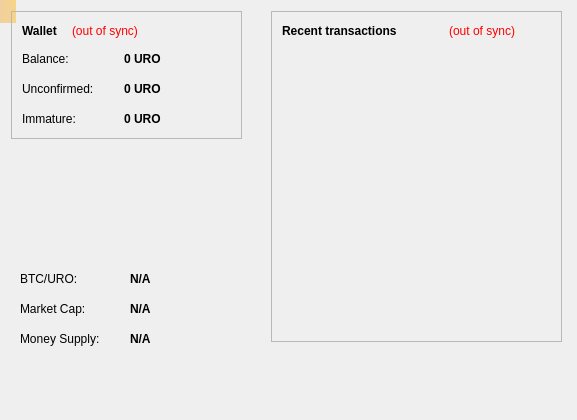
First picture: the form in src/qt/forms/overviewpage.ui, repository urocoin/uro, before the edit.
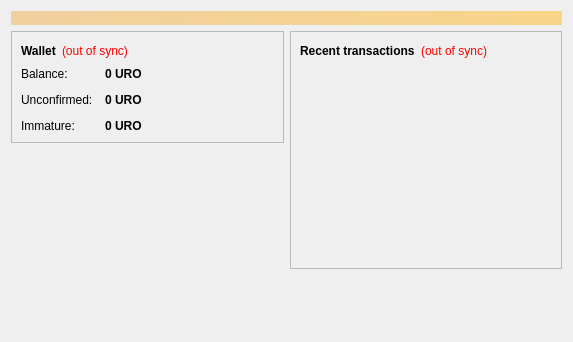
Second picture: the form after the edit. Icons and pictures are not drawn.

What changed in the file:
```diff
--- a/src/qt/forms/overviewpage.ui
+++ b/src/qt/forms/overviewpage.ui
@@ -6,22 +6,16 @@
    <rect>
     <x>0</x>
     <y>0</y>
-    <width>577</width>
-    <height>420</height>
+    <width>573</width>
+    <height>342</height>
    </rect>
   </property>
   <property name="windowTitle">
    <string>Form</string>
   </property>
+  <layout class="QVBoxLayout" name="topLayout">
+   <item>
   <widget class="QLabel" name="labelAlerts">
-   <property name="geometry">
-    <rect>
-     <x>0</x>
-     <y>0</y>
-     <width>16</width>
-     <height>23</height>
-    </rect>
-   </property>
    <property name="visible">
     <bool>false</bool>
    </property>
@@ -35,145 +29,24 @@
     <number>3</number>
    </property>
   </widget>
-  <widget class="QLabel" name="label_2">
-   <property name="geometry">
-    <rect>
-     <x>60</x>
-     <y>140</y>
-     <width>121</width>
-     <height>121</height>
-    </rect>
-   </property>
-   <property name="text">
-    <string/>
-   </property>
-   <property name="pixmap">
-    <pixmap resource="../bitcoin.qrc">:/images/about</pixmap>
-   </property>
-   <property name="scaledContents">
-    <bool>true</bool>
-   </property>
-  </widget>
-  <widget class="QLabel" name="btcUro">
-   <property name="geometry">
-    <rect>
-     <x>130</x>
-     <y>270</y>
-     <width>121</width>
-     <height>18</height>
-    </rect>
-   </property>
-   <property name="font">
-    <font>
-     <weight>75</weight>
-     <bold>true</bold>
-    </font>
-   </property>
-   <property name="text">
-    <string>N/A</string>
-   </property>
-  </widget>
-  <widget class="QLabel" name="marketCap">
-   <property name="geometry">
-    <rect>
-     <x>130</x>
-     <y>300</y>
-     <width>121</width>
-     <height>18</height>
-    </rect>
-   </property>
-   <property name="font">
-    <font>
-     <weight>75</weight>
-     <bold>true</bold>
-    </font>
-   </property>
-   <property name="text">
-    <string>N/A</string>
-   </property>
-  </widget>
-  <widget class="QLabel" name="label_6">
-   <property name="geometry">
-    <rect>
-     <x>20</x>
-     <y>270</y>
-     <width>81</width>
-     <height>18</height>
-    </rect>
-   </property>
-   <property name="text">
-    <string>BTC/URO: </string>
-   </property>
-  </widget>
-  <widget class="QLabel" name="label_7">
-   <property name="geometry">
-    <rect>
-     <x>20</x>
-     <y>300</y>
-     <width>91</width>
-     <height>18</height>
-    </rect>
-   </property>
-   <property name="text">
-    <string>Market Cap: </string>
-   </property>
-  </widget>
-  <widget class="QLabel" name="label_8">
-   <property name="geometry">
-    <rect>
-     <x>20</x>
-     <y>330</y>
-     <width>151</width>
-     <height>18</height>
-    </rect>
-   </property>
-   <property name="text">
-    <string>Money Supply: </string>
-   </property>
-  </widget>
-  <widget class="QLabel" name="moneySupply">
-   <property name="geometry">
-    <rect>
-     <x>130</x>
-     <y>330</y>
-     <width>111</width>
-     <height>18</height>
-    </rect>
-   </property>
-   <property name="font">
-    <font>
-     <weight>75</weight>
-     <bold>true</bold>
-    </font>
-   </property>
-   <property name="text">
-    <string>N/A</string>
-   </property>
-  </widget>
+   </item>
+   <item>
+    <layout class="QHBoxLayout" name="horizontalLayout" stretch="1,1">
+     <item>
+      <layout class="QVBoxLayout" name="verticalLayout_2">
+       <item>
   <widget class="QFrame" name="frame">
-   <property name="geometry">
-    <rect>
-     <x>11</x>
-     <y>11</y>
-     <width>231</width>
-     <height>128</height>
-    </rect>
-   </property>
    <property name="frameShape">
     <enum>QFrame::StyledPanel</enum>
    </property>
    <property name="frameShadow">
     <enum>QFrame::Raised</enum>
    </property>
+         <layout class="QVBoxLayout" name="verticalLayout_4">
+          <item>
+           <layout class="QHBoxLayout" name="horizontalLayout_4">
+            <item>
    <widget class="QLabel" name="label_5">
-    <property name="geometry">
-     <rect>
-      <x>11</x>
-      <y>11</y>
-      <width>44</width>
-      <height>18</height>
-     </rect>
-    </property>
     <property name="font">
      <font>
       <weight>75</weight>
@@ -184,15 +57,9 @@
      <string>Wallet</string>
     </property>
    </widget>
+            </item>
+            <item>
    <widget class="QLabel" name="labelWalletStatus">
-    <property name="geometry">
-     <rect>
-      <x>61</x>
-      <y>11</y>
-      <width>83</width>
-      <height>18</height>
-     </rect>
-    </property>
     <property name="toolTip">
      <string>The displayed information may be out of date. Your wallet automatically synchronizes with the Uro network after a connection is established, but this process has not completed yet.</string>
     </property>
@@ -206,28 +73,42 @@
      <set>Qt::AlignLeading|Qt::AlignLeft|Qt::AlignVCenter</set>
     </property>
    </widget>
+            </item>
+            <item>
+             <spacer name="horizontalSpacer_2">
+              <property name="orientation">
+               <enum>Qt::Horizontal</enum>
+              </property>
+              <property name="sizeHint" stdset="0">
+               <size>
+                <width>40</width>
+                <height>20</height>
+               </size>
+              </property>
+             </spacer>
+            </item>
+           </layout>
+          </item>
+          <item>
+           <layout class="QFormLayout" name="formLayout_2">
+            <property name="fieldGrowthPolicy">
+             <enum>QFormLayout::AllNonFixedFieldsGrow</enum>
+            </property>
+            <property name="horizontalSpacing">
+             <number>12</number>
+            </property>
+            <property name="verticalSpacing">
+             <number>12</number>
+            </property>
+            <item row="0" column="0">
    <widget class="QLabel" name="label">
-    <property name="geometry">
-     <rect>
-      <x>11</x>
-      <y>39</y>
-      <width>59</width>
-      <height>18</height>
-     </rect>
-    </property>
     <property name="text">
      <string>Balance:</string>
     </property>
    </widget>
+            </item>
+            <item row="0" column="1">
    <widget class="QLabel" name="labelBalance">
-    <property name="geometry">
-     <rect>
-      <x>113</x>
-      <y>39</y>
-      <width>46</width>
-      <height>18</height>
-     </rect>
-    </property>
     <property name="font">
      <font>
       <weight>75</weight>
@@ -247,28 +128,16 @@
      <set>Qt::LinksAccessibleByMouse|Qt::TextSelectableByKeyboard|Qt::TextSelectableByMouse</set>
     </property>
    </widget>
+            </item>
+            <item row="1" column="0">
    <widget class="QLabel" name="label_3">
-    <property name="geometry">
-     <rect>
-      <x>11</x>
-      <y>69</y>
-      <width>90</width>
-      <height>18</height>
-     </rect>
-    </property>
     <property name="text">
      <string>Unconfirmed:</string>
     </property>
    </widget>
+            </item>
+            <item row="1" column="1">
    <widget class="QLabel" name="labelUnconfirmed">
-    <property name="geometry">
-     <rect>
-      <x>113</x>
-      <y>69</y>
-      <width>46</width>
-      <height>18</height>
-     </rect>
-    </property>
     <property name="font">
      <font>
       <weight>75</weight>
@@ -288,28 +157,16 @@
      <set>Qt::LinksAccessibleByMouse|Qt::TextSelectableByKeyboard|Qt::TextSelectableByMouse</set>
     </property>
    </widget>
+            </item>
+            <item row="2" column="0">
    <widget class="QLabel" name="labelImmatureText">
-    <property name="geometry">
-     <rect>
-      <x>11</x>
-      <y>99</y>
-      <width>68</width>
-      <height>18</height>
-     </rect>
-    </property>
     <property name="text">
      <string>Immature:</string>
     </property>
    </widget>
+            </item>
+            <item row="2" column="1">
    <widget class="QLabel" name="labelImmature">
-    <property name="geometry">
-     <rect>
-      <x>113</x>
-      <y>99</y>
-      <width>46</width>
-      <height>18</height>
-     </rect>
-    </property>
     <property name="font">
      <font>
       <weight>75</weight>
@@ -326,31 +183,99 @@
      <set>Qt::LinksAccessibleByMouse|Qt::TextSelectableByKeyboard|Qt::TextSelectableByMouse</set>
     </property>
    </widget>
-  </widget>
+            </item>
+           </layout>
+          </item>
+         </layout>
+        </widget>
+       </item>
+       <item>
+        <spacer name="verticalSpacer">
+         <property name="orientation">
+          <enum>Qt::Vertical</enum>
+         </property>
+         <property name="sizeHint" stdset="0">
+          <size>
+           <width>20</width>
+           <height>40</height>
+          </size>
+         </property>
+        </spacer>
+       </item>
+       <item>
+        <widget class="QLabel" name="label_wallet_bgcoin">
+         <property name="text">
+          <string/>
+         </property>
+         <property name="pixmap">
+          <pixmap resource="../bitcoin.qrc">:/icons/bitcoin</pixmap>
+         </property>
+         <property name="scaledContents">
+          <bool>false</bool>
+         </property>
+         <property name="alignment">
+          <set>Qt::AlignCenter</set>
+         </property>
+         <property name="margin">
+          <number>-2</number>
+         </property>
+        </widget>
+       </item>
+      </layout>
+     </item>
+     <item>
+      <layout class="QVBoxLayout" name="verticalLayout_3">
+       <item>
   <widget class="QFrame" name="frame_2">
-   <property name="geometry">
-    <rect>
-     <x>271</x>
-     <y>11</y>
-     <width>291</width>
-     <height>331</height>
-    </rect>
-   </property>
    <property name="frameShape">
     <enum>QFrame::StyledPanel</enum>
    </property>
    <property name="frameShadow">
     <enum>QFrame::Raised</enum>
    </property>
+         <layout class="QVBoxLayout" name="verticalLayout">
+          <item>
+           <layout class="QHBoxLayout" name="horizontalLayout_2">
+            <item>
+             <widget class="QLabel" name="label_4">
+              <property name="text">
+               <string>&lt;b&gt;Recent transactions&lt;/b&gt;</string>
+              </property>
+             </widget>
+            </item>
+            <item>
+             <widget class="QLabel" name="labelTransactionsStatus">
+              <property name="toolTip">
+               <string>The displayed information may be out of date. Your wallet automatically synchronizes with the Uro network after a connection is established, but this process has not completed yet.</string>
+              </property>
+              <property name="styleSheet">
+               <string notr="true">QLabel { color: red; }</string>
+              </property>
+              <property name="text">
+               <string notr="true">(out of sync)</string>
+              </property>
+              <property name="alignment">
+               <set>Qt::AlignRight|Qt::AlignTrailing|Qt::AlignVCenter</set>
+              </property>
+             </widget>
+            </item>
+            <item>
+             <spacer name="horizontalSpacer">
+              <property name="orientation">
+               <enum>Qt::Horizontal</enum>
+              </property>
+              <property name="sizeHint" stdset="0">
+               <size>
+                <width>40</width>
+                <height>20</height>
+               </size>
+              </property>
+             </spacer>
+            </item>
+           </layout>
+          </item>
+          <item>
    <widget class="QListView" name="listTransactions">
-    <property name="geometry">
-     <rect>
-      <x>10</x>
-      <y>38</y>
-      <width>251</width>
-      <height>261</height>
-     </rect>
-    </property>
     <property name="styleSheet">
      <string notr="true">QListView { background: transparent; }</string>
     </property>
@@ -367,45 +292,29 @@
      <enum>QAbstractItemView::NoSelection</enum>
     </property>
    </widget>
-   <widget class="QLabel" name="label_4">
-    <property name="geometry">
-     <rect>
-      <x>11</x>
-      <y>11</y>
-      <width>144</width>
-      <height>18</height>
-     </rect>
-    </property>
-    <property name="text">
-     <string>&lt;b&gt;Recent transactions&lt;/b&gt;</string>
-    </property>
-   </widget>
-   <widget class="QLabel" name="labelTransactionsStatus">
-    <property name="geometry">
-     <rect>
-      <x>161</x>
-      <y>11</y>
-      <width>83</width>
-      <height>18</height>
-     </rect>
-    </property>
-    <property name="toolTip">
-     <string>The displayed information may be out of date. Your wallet automatically synchronizes with the Uro network after a connection is established, but this process has not completed yet.</string>
-    </property>
-    <property name="styleSheet">
-     <string notr="true">QLabel { color: red; }</string>
-    </property>
-    <property name="text">
-     <string notr="true">(out of sync)</string>
-    </property>
-    <property name="alignment">
-     <set>Qt::AlignRight|Qt::AlignTrailing|Qt::AlignVCenter</set>
-    </property>
-   </widget>
-  </widget>
- </widget>
- <resources>
-  <include location="../bitcoin.qrc"/>
- </resources>
+          </item>
+         </layout>
+        </widget>
+       </item>
+       <item>
+        <spacer name="verticalSpacer_2">
+         <property name="orientation">
+          <enum>Qt::Vertical</enum>
+         </property>
+         <property name="sizeHint" stdset="0">
+          <size>
+           <width>20</width>
+           <height>40</height>
+          </size>
+         </property>
+        </spacer>
+       </item>
+      </layout>
+     </item>
+    </layout>
+   </item>
+  </layout>
+ </widget>
+ <resources/>
  <connections/>
 </ui>
```
Lines whose indentation alone changed are shown as unchanged.
